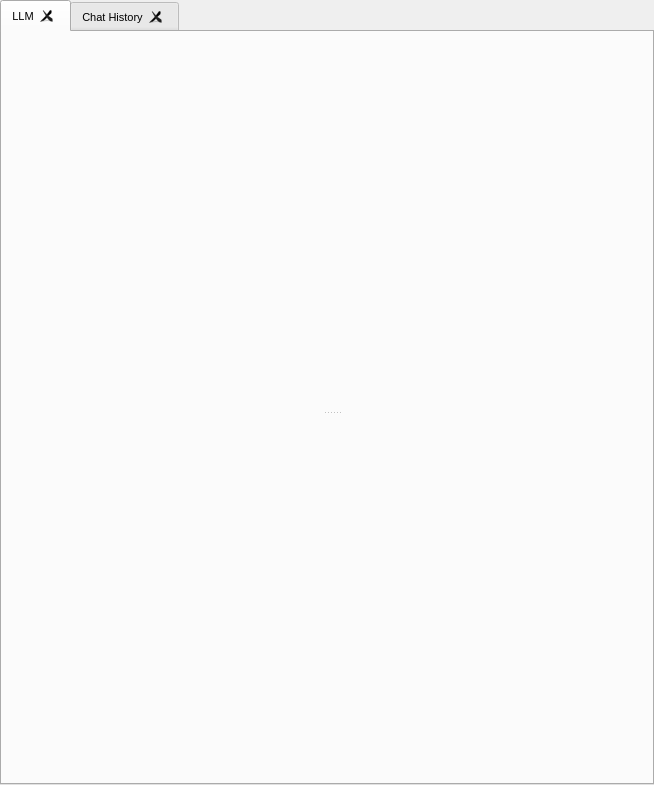
This is src/airunner/widgets/tool_tab/templates/tool_tab.ui in Capsize-Games/airunner as Qt 5 draws it before an edit. The edited form follows.
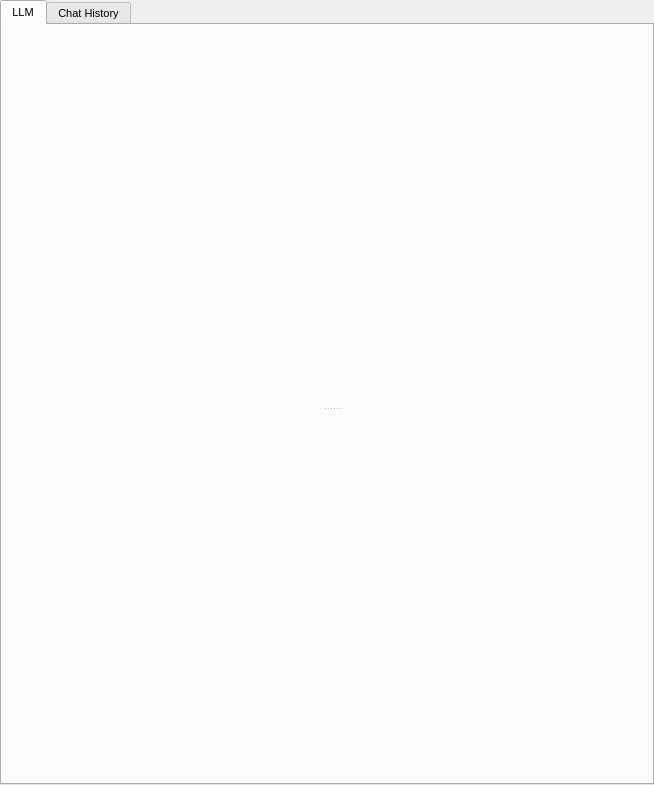
This is the edited form. Custom widgets are drawn as their Qt base class.

Patch:
```diff
--- a/src/airunner/widgets/tool_tab/templates/tool_tab.ui
+++ b/src/airunner/widgets/tool_tab/templates/tool_tab.ui
@@ -61,10 +61,10 @@
       <number>0</number>
      </property>
      <property name="tabsClosable">
-      <bool>true</bool>
+      <bool>false</bool>
      </property>
      <property name="movable">
-      <bool>true</bool>
+      <bool>false</bool>
      </property>
      <widget class="QWidget" name="tab">
       <attribute name="title">
```
